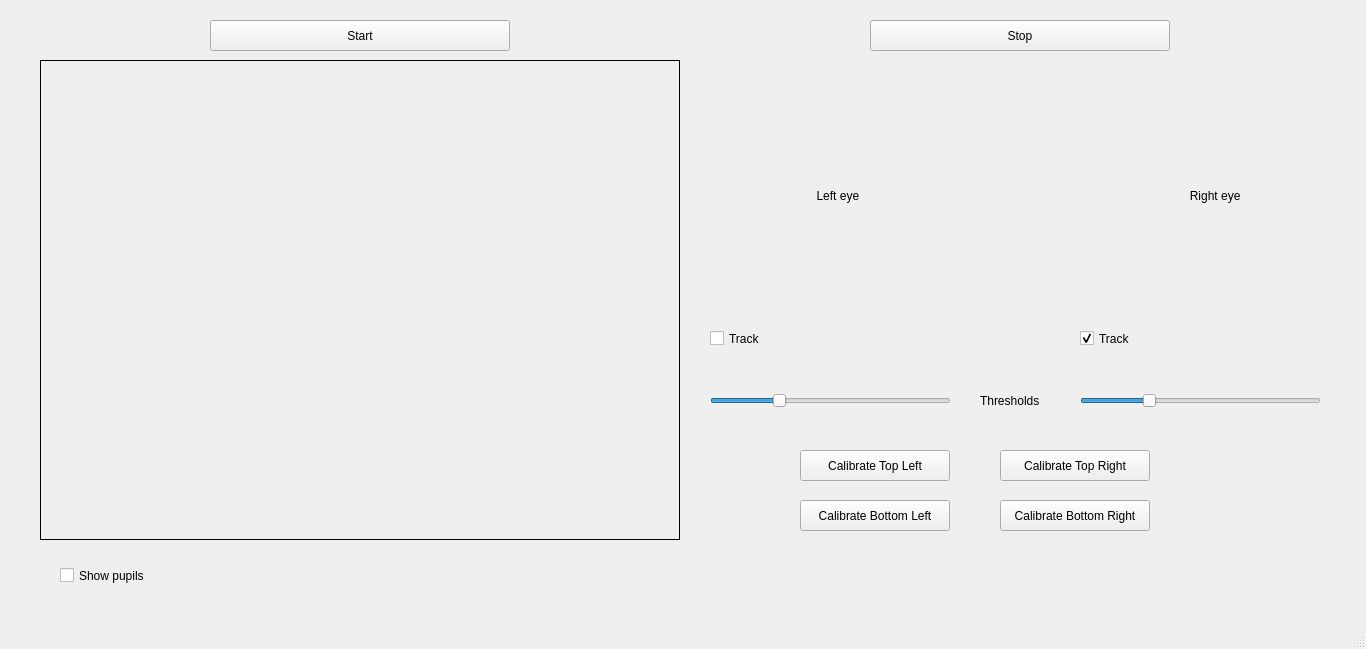
Before: the Qt Designer form source/project/gui/assets/GUImain.ui in carolina-hirschheimer/eye-vision-mouse-control, drawn with Qt 5.
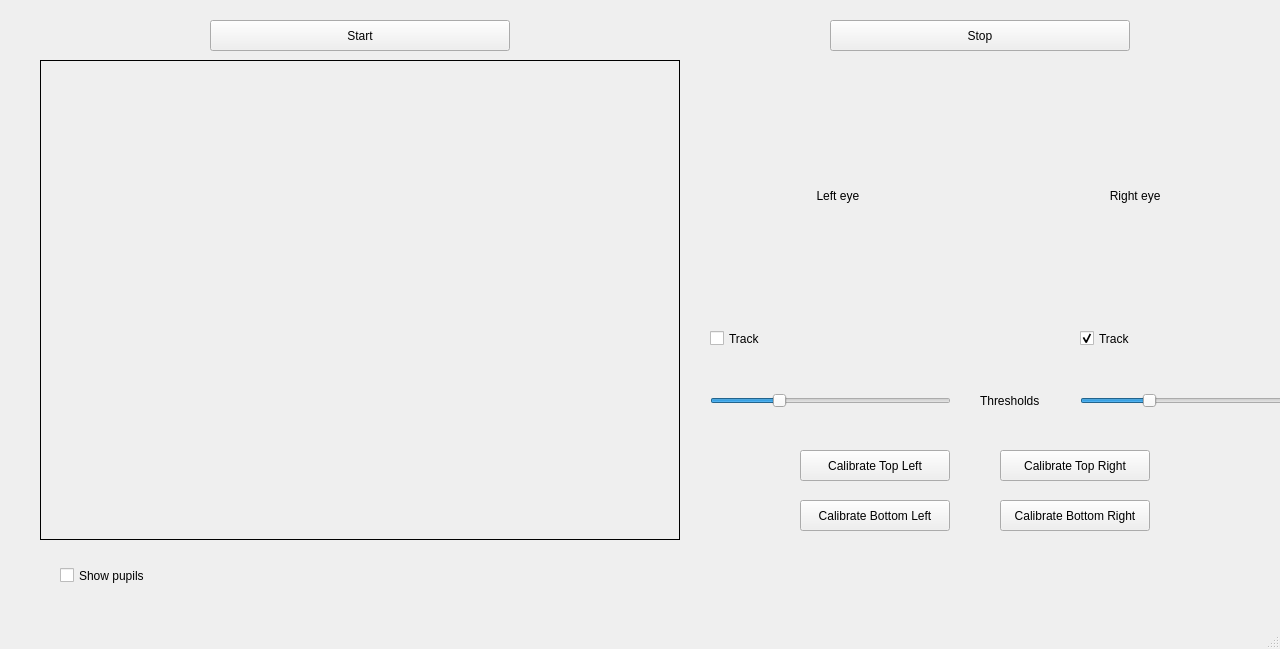
After: the same form once the commit is applied.

Commit message: eye mouse control starting to work

Diff of the .ui file:
```diff
--- a/source/project/gui/assets/GUImain.ui
+++ b/source/project/gui/assets/GUImain.ui
@@ -6,7 +6,7 @@
    <rect>
     <x>0</x>
     <y>0</y>
-    <width>1366</width>
+    <width>1280</width>
     <height>649</height>
    </rect>
   </property>
@@ -36,7 +36,7 @@
     </property>
     <property name="geometry">
      <rect>
-      <x>1080</x>
+      <x>1000</x>
       <y>70</y>
       <width>241</width>
       <height>251</height>
@@ -87,7 +87,7 @@
    <widget class="QPushButton" name="stopButton">
     <property name="geometry">
      <rect>
-      <x>870</x>
+      <x>830</x>
       <y>20</y>
       <width>300</width>
       <height>31</height>
```
The commit also changes 2 other files.
